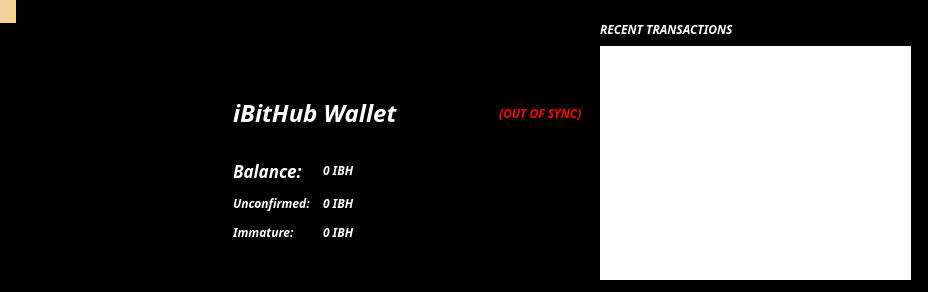
The window that src/qt/forms/overviewpage.ui (ibithub/ibithub) describes before a commit, drawn with Qt 5.
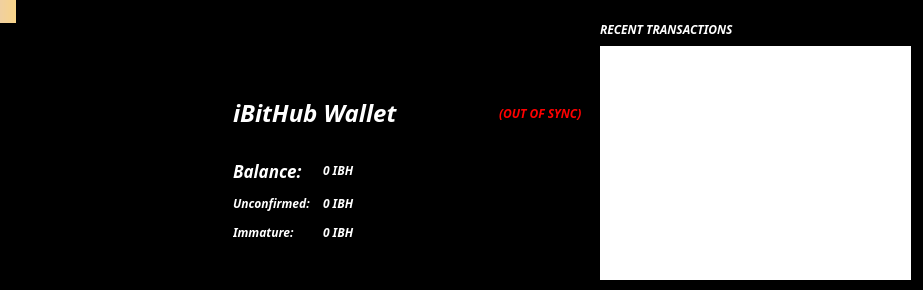
The same window after the commit. Icons and pictures are not drawn.

Commit message: wallet size change

Diff of the .ui file:
```diff
--- a/src/qt/forms/overviewpage.ui
+++ b/src/qt/forms/overviewpage.ui
@@ -6,14 +6,20 @@
    <rect>
     <x>0</x>
     <y>0</y>
-    <width>928</width>
-    <height>292</height>
+    <width>923</width>
+    <height>290</height>
    </rect>
   </property>
   <property name="minimumSize">
    <size>
-    <width>691</width>
-    <height>259</height>
+    <width>923</width>
+    <height>290</height>
+   </size>
+  </property>
+  <property name="maximumSize">
+   <size>
+    <width>923</width>
+    <height>290</height>
    </size>
   </property>
   <property name="windowTitle">
```
Left out of the diff: 3 changed lines with no effect on the pictures.
